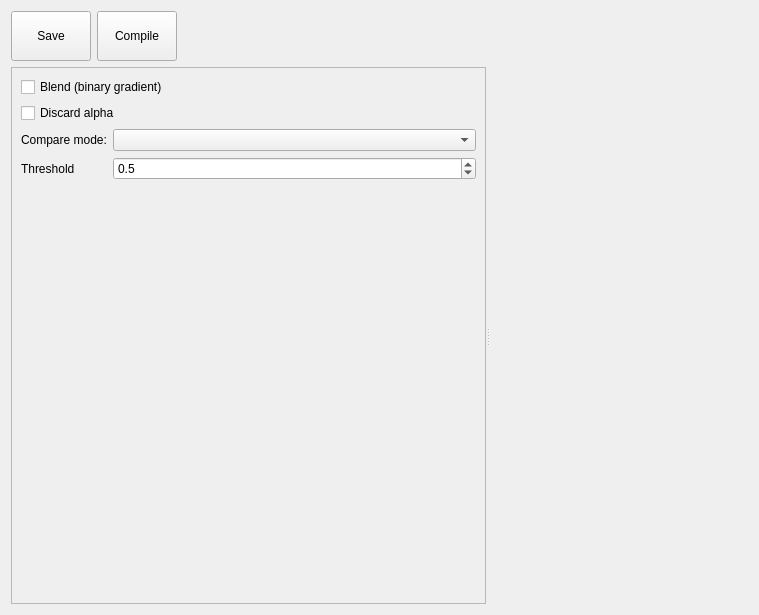
This is Tools/ValkyrieEditor/ShaderGraph/ShaderGraphView.ui in marcellfischbach/CobaltSKY as Qt 5 draws it before an edit. The edited form follows.
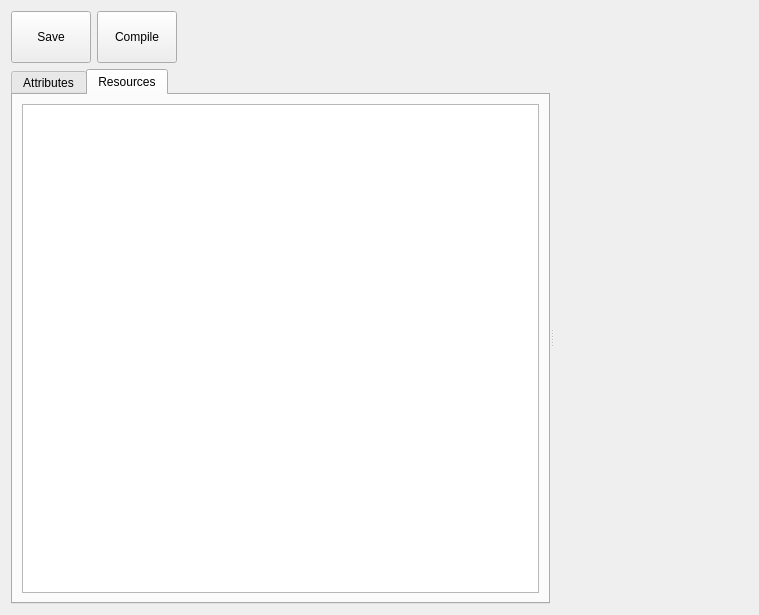
This is the edited form. Icons and pictures are not drawn.

Commit message: Editing of the shader param default values is working.

```diff
--- a/Tools/ValkyrieEditor/ShaderGraph/ShaderGraphView.ui
+++ b/Tools/ValkyrieEditor/ShaderGraph/ShaderGraphView.ui
@@ -27,12 +27,22 @@
        <property name="minimumSize">
         <size>
          <width>0</width>
-         <height>50</height>
+         <height>52</height>
         </size>
        </property>
        <property name="text">
         <string>Save</string>
        </property>
+       <property name="icon">
+        <iconset resource="../resources.qrc">
+         <normaloff>:/icons/Resources/Save48.png</normaloff>:/icons/Resources/Save48.png</iconset>
+       </property>
+       <property name="iconSize">
+        <size>
+         <width>48</width>
+         <height>48</height>
+        </size>
+       </property>
       </widget>
      </item>
      <item>
@@ -40,12 +50,22 @@
        <property name="minimumSize">
         <size>
          <width>0</width>
-         <height>50</height>
+         <height>52</height>
         </size>
        </property>
        <property name="text">
         <string>Compile</string>
        </property>
+       <property name="icon">
+        <iconset resource="../resources.qrc">
+         <normaloff>:/icons/Resources/Compile48.png</normaloff>:/icons/Resources/Compile48.png</iconset>
+       </property>
+       <property name="iconSize">
+        <size>
+         <width>48</width>
+         <height>48</height>
+        </size>
+       </property>
       </widget>
      </item>
      <item>
@@ -70,27 +90,55 @@
      </property>
      <widget class="QFrame" name="frame">
       <property name="frameShape">
-       <enum>QFrame::StyledPanel</enum>
+       <enum>QFrame::NoFrame</enum>
       </property>
       <property name="frameShadow">
-       <enum>QFrame::Sunken</enum>
+       <enum>QFrame::Plain</enum>
+      </property>
+      <property name="lineWidth">
+       <number>0</number>
       </property>
       <layout class="QVBoxLayout" name="verticalLayout">
+       <property name="spacing">
+        <number>0</number>
+       </property>
+       <property name="leftMargin">
+        <number>0</number>
+       </property>
+       <property name="topMargin">
+        <number>0</number>
+       </property>
+       <property name="rightMargin">
+        <number>0</number>
+       </property>
+       <property name="bottomMargin">
+        <number>0</number>
+       </property>
        <item>
+        <widget class="QTabWidget" name="tabWidget">
+         <property name="currentIndex">
+          <number>1</number>
+         </property>
+         <widget class="QWidget" name="attributes">
+          <attribute name="title">
+           <string>Attributes</string>
+          </attribute>
+          <layout class="QGridLayout" name="gridLayout_3">
+           <item row="0" column="0">
         <widget class="QCheckBox" name="cbBlendBinaryGradient">
          <property name="text">
           <string>Blend (binary gradient)</string>
          </property>
         </widget>
        </item>
-       <item>
+           <item row="1" column="0">
         <widget class="QCheckBox" name="cbDiscardAlpha">
          <property name="text">
           <string>Discard alpha</string>
          </property>
         </widget>
        </item>
-       <item>
+           <item row="2" column="0">
         <layout class="QGridLayout" name="gridLayout_2">
          <item row="0" column="0">
           <widget class="QLabel" name="label">
@@ -139,7 +187,7 @@
          </item>
         </layout>
        </item>
-       <item>
+           <item row="3" column="0">
         <spacer name="verticalSpacer">
          <property name="orientation">
           <enum>Qt::Vertical</enum>
@@ -147,10 +195,89 @@
          <property name="sizeHint" stdset="0">
           <size>
            <width>20</width>
-           <height>402</height>
+               <height>390</height>
           </size>
          </property>
         </spacer>
+           </item>
+          </layout>
+         </widget>
+         <widget class="QWidget" name="resources">
+          <attribute name="title">
+           <string>Resources</string>
+          </attribute>
+          <layout class="QGridLayout" name="gridLayout_4">
+           <property name="leftMargin">
+            <number>9</number>
+           </property>
+           <property name="topMargin">
+            <number>9</number>
+           </property>
+           <property name="rightMargin">
+            <number>9</number>
+           </property>
+           <property name="bottomMargin">
+            <number>9</number>
+           </property>
+           <item row="0" column="0">
+            <widget class="QScrollArea" name="scrollArea">
+             <property name="frameShape">
+              <enum>QFrame::NoFrame</enum>
+             </property>
+             <property name="frameShadow">
+              <enum>QFrame::Plain</enum>
+             </property>
+             <property name="lineWidth">
+              <number>2</number>
+             </property>
+             <property name="verticalScrollBarPolicy">
+              <enum>Qt::ScrollBarAsNeeded</enum>
+             </property>
+             <property name="horizontalScrollBarPolicy">
+              <enum>Qt::ScrollBarAsNeeded</enum>
+             </property>
+             <property name="widgetResizable">
+              <bool>true</bool>
+             </property>
+             <widget class="QWidget" name="resourcesContent">
+              <property name="geometry">
+               <rect>
+                <x>0</x>
+                <y>0</y>
+                <width>442</width>
+                <height>493</height>
+               </rect>
+              </property>
+              <layout class="QGridLayout" name="gridLayout_5">
+               <property name="leftMargin">
+                <number>0</number>
+               </property>
+               <property name="topMargin">
+                <number>0</number>
+               </property>
+               <property name="rightMargin">
+                <number>0</number>
+               </property>
+               <property name="bottomMargin">
+                <number>0</number>
+               </property>
+               <property name="spacing">
+                <number>0</number>
+               </property>
+               <item row="0" column="0">
+                <widget class="QTreeView" name="tvResources">
+                 <property name="rootIsDecorated">
+                  <bool>false</bool>
+                 </property>
+                </widget>
+               </item>
+              </layout>
+             </widget>
+            </widget>
+           </item>
+          </layout>
+         </widget>
+        </widget>
        </item>
       </layout>
      </widget>
```
Left out of the diff: 4 changed lines with no effect on the pictures. Lines whose indentation alone changed are shown as unchanged. The commit also changes 29 other files.
